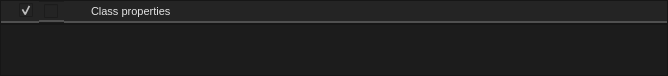
dertwist/Hammer5Tools, file smartprop_editor/property_frame.ui: the form before one commit.
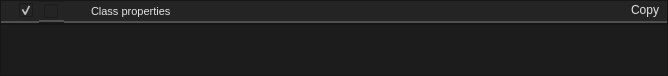
The form after the commit. Icons and pictures are not drawn.

Commit message: Fixed pasting variables Fixed ui spacing

```diff
--- a/smartprop_editor/property_frame.ui
+++ b/smartprop_editor/property_frame.ui
@@ -286,6 +286,59 @@
         </property>
        </widget>
       </item>
+      <item>
+       <widget class="QPushButton" name="copy_button">
+        <property name="styleSheet">
+         <string notr="true">
+QPushButton {
+    font: 580 8pt &quot;Segoe UI&quot;;
+    border: 2px solid black;
+    border-radius: 0px;
+    border-color: rgba(80, 80, 80, 255);
+	border-top:0px;
+border-left:0px;
+border-right:0px;
+    height:14px;
+    padding-top: 2px;
+    padding-bottom:4px;
+	background-color: #242424;
+    padding-left: 8px;
+	padding-right: 8px;
+	color: #E3E3E3;
+}
+
+QPushButton:hover {
+    background-color: #414956;
+    color: white;
+}
+
+
+QPushButton:pressed {
+    font: 580 8pt &quot;Segoe UI&quot;;
+    border: 2px solid black;
+    border-radius: 0px;
+    border-color: rgba(80, 80, 80, 255);
+	border-top:0px;
+border-left:0px;
+border-right:0px;
+    height:14px;
+    padding-top: 2px;
+    padding-bottom:4px;
+	background-color: #242424;
+    padding-left: 8px;
+	padding-right: 8px;
+	color: #E3E3E3;
+}</string>
+        </property>
+        <property name="text">
+         <string>Copy</string>
+        </property>
+        <property name="icon">
+         <iconset resource="../resources.qrc">
+          <normaloff>:/icons/content_copy_24dp_9D9D9D_FILL0_wght400_GRAD0_opsz24.svg</normaloff>:/icons/content_copy_24dp_9D9D9D_FILL0_wght400_GRAD0_opsz24.svg</iconset>
+        </property>
+       </widget>
+      </item>
      </layout>
     </widget>
    </item>
```
The commit also changes 5 other files.
